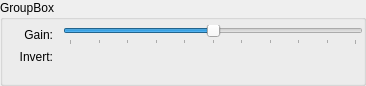
Above: modules/automation/projects/HilecGui/src/telecontrol/TelecontrolUnitWidget.ui from OFFIS-Automation/Framework before the change. Below: the same form after it.
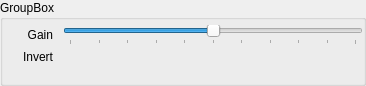
That is the form after the change.

What changed in the file:
```diff
--- a/modules/automation/projects/HilecGui/src/telecontrol/TelecontrolUnitWidget.ui
+++ b/modules/automation/projects/HilecGui/src/telecontrol/TelecontrolUnitWidget.ui
@@ -61,7 +61,7 @@
            </size>
           </property>
           <property name="text">
-           <string>Gain:</string>
+           <string>Gain</string>
           </property>
           <property name="alignment">
            <set>Qt::AlignRight|Qt::AlignTrailing|Qt::AlignVCenter</set>
@@ -102,7 +102,7 @@
            </size>
           </property>
           <property name="text">
-           <string>Invert:</string>
+           <string>Invert</string>
           </property>
           <property name="alignment">
            <set>Qt::AlignRight|Qt::AlignTrailing|Qt::AlignVCenter</set>
```
